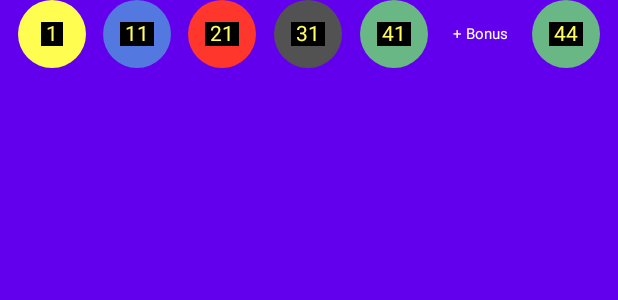
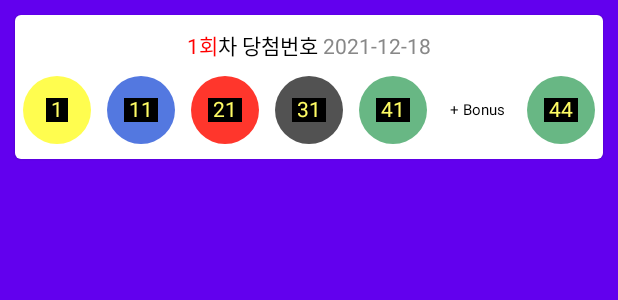
Before and after one commit to ChanJun-Park/compose_lotto, an Android app built with Jetpack Compose: the @Preview function LottoResponsePreview, on a phone screen of 412 x 824 dp. Shown: the top 300 px of the screen. Run offline under Robolectric (Android 15) with nearby library versions, the phone set to English and light mode, and no system bars.

Commit message:
로또 ui 변경

```diff
--- a/app/src/main/java/com/jingom/composelotto/ui/lotto/LottoUI.kt
+++ b/app/src/main/java/com/jingom/composelotto/ui/lotto/LottoUI.kt
@@ -1,16 +1,22 @@
 package com.jingom.composelotto.ui.lotto
 
 import androidx.compose.foundation.background
+import androidx.compose.foundation.horizontalScroll
 import androidx.compose.foundation.layout.*
 import androidx.compose.foundation.shape.CircleShape
+import androidx.compose.material.Card
 import androidx.compose.material.MaterialTheme
 import androidx.compose.material.Surface
 import androidx.compose.material.Text
 import androidx.compose.runtime.Composable
 import androidx.compose.ui.Alignment
 import androidx.compose.ui.Modifier
+import androidx.compose.ui.graphics.Color
 import androidx.compose.ui.res.dimensionResource
 import androidx.compose.ui.res.stringResource
+import androidx.compose.ui.text.SpanStyle
+import androidx.compose.ui.text.buildAnnotatedString
+import androidx.compose.ui.text.withStyle
 import androidx.compose.ui.tooling.preview.Preview
 import androidx.compose.ui.unit.dp
 import androidx.compose.ui.unit.sp
@@ -88,21 +94,41 @@ fun BonusNumberDescriptionCell(
 }
 
 @Composable
-fun LotteryResult(lottoResult: LottoResult) {
-	Surface(
-		modifier = Modifier
-			.fillMaxHeight()
-			.fillMaxWidth(),
-		color = MaterialTheme.colors.primary
-	) {
-		Row(
-			modifier = Modifier.fillMaxWidth(),
-			horizontalArrangement = Arrangement.Center
-		) {
+fun LottoResultHeader(lottoResult: LottoResult) {
+	val text = buildAnnotatedString {
+		withStyle(SpanStyle(color = Color.Red)) {
+			append(lottoResult.lotteryNo.toString())
+			append("회")
+		}
+		append("차 당첨번호")
+		append(" ")
+		withStyle(SpanStyle(color = Color.Gray)) {
+			append(lottoResult.day)
+		}
+	}
+
 	Row(
 		modifier = Modifier
-					.width(getLotteryResultWidth()),
-				horizontalArrangement = Arrangement.Center
+			.width(getLotteryResultWidth())
+			.padding(
+				horizontal = 0.dp,
+				vertical = dimensionResource(id = R.dimen.lotto_result_header_padding)
+			),
+		horizontalArrangement = Arrangement.Center,
+		verticalAlignment = Alignment.CenterVertically
+	) {
+		Text(text = text)
+	}
+}
+
+@Composable
+fun LottoResultBody(lottoResult: LottoResult) {
+	Row(
+		modifier = Modifier
+			.width(getLotteryResultWidth())
+			.padding(bottom = 10.dp),
+		horizontalArrangement = Arrangement.Center,
+		verticalAlignment = Alignment.CenterVertically
 	) {
 		LottoBallCell(
 			modifier = Modifier.weight(1f),
@@ -132,6 +158,41 @@ fun LotteryResult(lottoResult: LottoResult) {
 			number = lottoResult.no6
 		)
 	}
+}
+
+@Composable
+fun LotteryResultCard(
+	modifier: Modifier = Modifier,
+	lottoResult: LottoResult
+) {
+	Card(
+		modifier = modifier,
+		backgroundColor = MaterialTheme.colors.background
+	) {
+		Column(
+			modifier = Modifier.fillMaxWidth(),
+			horizontalAlignment = Alignment.CenterHorizontally,
+			verticalArrangement = Arrangement.Top
+		) {
+			LottoResultHeader(lottoResult = lottoResult)
+			LottoResultBody(lottoResult = lottoResult)
+		}
+	}
+}
+
+@Composable
+fun LotteryResult(lottoResult: LottoResult) {
+	Surface(
+		modifier = Modifier.fillMaxSize(),
+		color = MaterialTheme.colors.primary
+	) {
+		Column(
+			modifier = Modifier.fillMaxSize()
+		) {
+			LotteryResultCard(
+				modifier = Modifier.padding(10.dp),
+				lottoResult = lottoResult
+			)
 		}
 	}
 }
@@ -186,3 +247,23 @@ fun LottoResponsePreview() {
 
 	LotteryResult(response)
 }
+
+@Preview
+@Composable
+fun LotteryResultCardPreview() {
+	val response = LottoResult(
+		day = "2021-12-18",
+		no1 = 1,
+		no2 = 11,
+		no3 = 21,
+		no4 = 31,
+		no5 = 41,
+		no6 = 44,
+		bonusNo = 45,
+		lotteryNo = 1
+	)
+
+	LotteryResultCard(
+		lottoResult = response
+	)
+}
--- a/app/src/main/res/values/dimens.xml
+++ b/app/src/main/res/values/dimens.xml
@@ -2,4 +2,5 @@
 <resources>
     <dimen name="lotto_ball_width">45dp</dimen>
     <dimen name="lotto_ball_number_padding">3dp</dimen>
+    <dimen name="lotto_result_header_padding">10dp</dimen>
 </resources>
```
Lines whose indentation alone changed are shown as unchanged.
